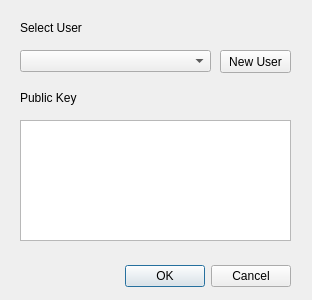
Before: the Qt Designer form src/logindialog.ui in decentralised-project/decentralised_ui, drawn with Qt 5.
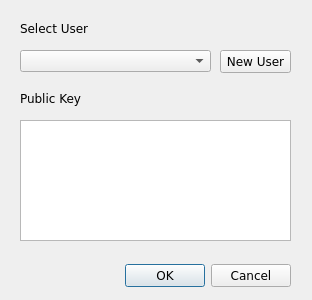
After: the same form once the commit is applied.

Commit message: tweaked fonts on ubuntu

```diff
--- a/src/logindialog.ui
+++ b/src/logindialog.ui
@@ -10,6 +10,12 @@
     <height>300</height>
    </rect>
   </property>
+  <property name="font">
+   <font>
+    <family>DejaVu Sans</family>
+    <pointsize>9</pointsize>
+   </font>
+  </property>
   <property name="windowTitle">
    <string>User Login</string>
   </property>
@@ -90,6 +96,12 @@
      <height>23</height>
     </rect>
    </property>
+   <property name="font">
+    <font>
+     <family>DejaVu Sans</family>
+     <pointsize>9</pointsize>
+    </font>
+   </property>
    <property name="text">
     <string>New User</string>
    </property>
```
The commit also changes 4 other files.
